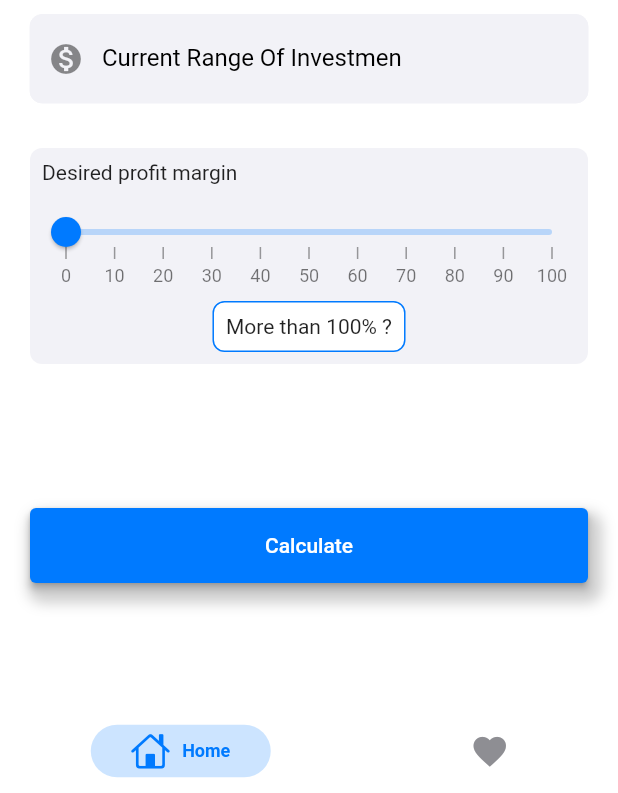
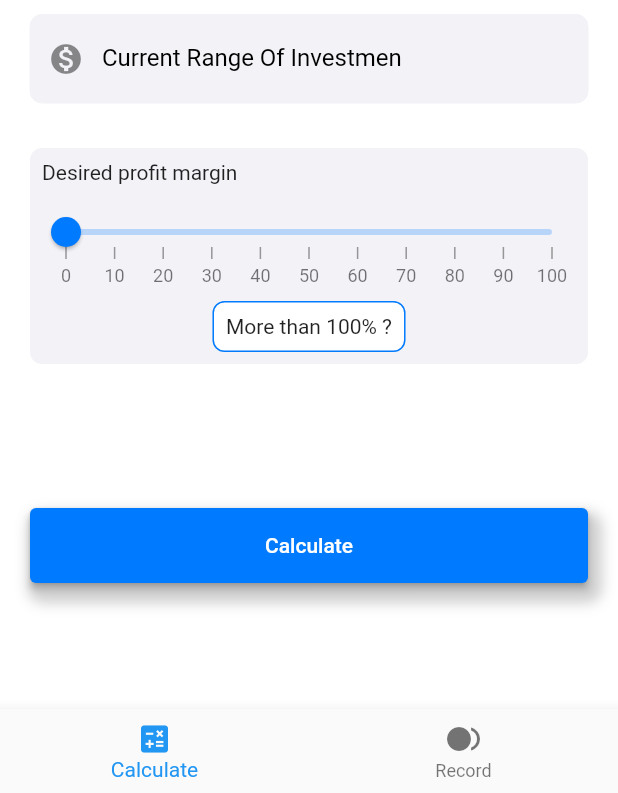
Before and after one commit to goldenmoon67/investmentCalculator, a Flutter app: the screen it shows after launch, on a phone screen of 412 x 824 dp, the part 443-1236 px from its top. Run offline on Flutter 3.47's test engine with Material 2 defaults, Android fonts, the phone set to English and light mode, and no system bars; drawn by our look-alikes of dropdown_search, persistent_bottom_nav_bar, syncfusion_flutter_sliders; our stand-ins replace auto_route, bloc, cached_network_image, equatable, flutter_bloc, flutter_easyloading and 5 more; accounts and stored records are empty; generated files the repository leaves out were written again.

Commit message:
autorouter was added. tabbar added

```diff
--- a/lib/app.dart
+++ b/lib/app.dart
@@ -1,14 +1,25 @@
+import 'package:crypto_price/src/getit.dart';
 import 'package:crypto_price/src/modules/dashboard/screen/dashboard_screen.dart';
+import 'package:crypto_price/src/utils/navigation/router.gr.dart';
 import 'package:flutter/material.dart';
 import 'package:flutter_easyloading/flutter_easyloading.dart';
 
-class MyApp extends StatelessWidget {
+class MyApp extends StatefulWidget {
   const MyApp({Key? key}) : super(key: key);
+
+  @override
+  State<MyApp> createState() => _MyAppState();
+}
+
+class _MyAppState extends State<MyApp> {
+  final AppRouter _appRouter = getIt<AppRouter>();
+
   @override
   Widget build(BuildContext context) {
-    return MaterialApp(
-      builder: EasyLoading.init(),
-      home: const DashboardScreen(),
+    return MaterialApp.router(
+      routerDelegate: _appRouter.delegate(),
+      routeInformationProvider: _appRouter.routeInfoProvider(),
+      routeInformationParser: _appRouter.defaultRouteParser(),
     );
   }
 }
--- a/lib/src/getit.dart
+++ b/lib/src/getit.dart
@@ -8,6 +8,7 @@ import 'package:crypto_price/src/data/services/client/client.dart';
 import 'package:crypto_price/src/repositories/calculate_repository.dart';
 import 'package:crypto_price/src/repositories/crypto_repository.dart';
 import 'package:crypto_price/src/repositories/database_repository.dart';
+import 'package:crypto_price/src/utils/navigation/router.gr.dart';
 import 'package:get_it/get_it.dart';
 
 GetIt getIt = GetIt.I;
@@ -25,4 +26,6 @@ setupGetIt() {
   getIt.registerLazySingleton<CryptoRepository>(() => CryptoRepositoryImpl());
   getIt.registerLazySingleton<DatabaseRepository>(
       () => DatabaseRepositroyImpl());
+  //Router
+  getIt.registerSingleton(AppRouter());
 }
--- a/lib/src/modules/dashboard/screen/dashboard_screen.dart
+++ b/lib/src/modules/dashboard/screen/dashboard_screen.dart
@@ -1,8 +1,6 @@
-import 'package:crypto_price/src/modules/favorite/screen/favorite_screen.dart';
-import 'package:crypto_price/src/modules/home/screens/home_screen.dart';
-import 'package:flutter/cupertino.dart';
+import 'package:auto_route/auto_route.dart';
+import 'package:crypto_price/src/utils/navigation/router.gr.dart';
 import 'package:flutter/material.dart';
-import 'package:persistent_bottom_nav_bar/persistent-tab-view.dart';
 
 class DashboardScreen extends StatefulWidget {
   const DashboardScreen({Key? key}) : super(key: key);
@@ -12,66 +10,48 @@ class DashboardScreen extends StatefulWidget {
 }
 
 class _DashboardScreenState extends State<DashboardScreen> {
-  late PersistentTabController _controller;
-
   @override
   void initState() {
-    _controller = PersistentTabController(initialIndex: 0);
-
     super.initState();
   }
 
   @override
   Widget build(BuildContext context) {
-    return PersistentTabView(
-      context,
-      controller: _controller,
-      screens: const [HomeScreen(), FavoriteScreen()],
-      items: _navBarsItems(),
-      confineInSafeArea: true,
-      backgroundColor: Colors.white, // Default is Colors.white.
-      handleAndroidBackButtonPress: true, // Default is true.
-      resizeToAvoidBottomInset:
-          true, // This needs to be true if you want to move up the screen when keyboard appears. Default is true.
-      stateManagement: true, // Default is true.
-      hideNavigationBarWhenKeyboardShows:
-          true, // Recommended to set 'resizeToAvoidBottomInset' as true while using this argument. Default is true.
-      decoration: NavBarDecoration(
-        borderRadius: BorderRadius.circular(10.0),
-        colorBehindNavBar: Colors.white,
+    return Scaffold(
+      body: AutoTabsRouter(
+        lazyLoad: true,
+        inheritNavigatorObservers: false,
+        homeIndex: 1,
+        routes: const [HomeRoute(), FavoriteRoute()],
+        duration: const Duration(milliseconds: 200),
+        builder: (context, child, animation) {
+          final tabsRouter = context.tabsRouter;
+          return Scaffold(
+            body: FadeTransition(
+              alwaysIncludeSemantics: true,
+              opacity: animation,
+              child: child,
+            ),
+            bottomNavigationBar: buildBottomNavigationBar(context, tabsRouter),
+          );
+        },
       ),
-      popAllScreensOnTapOfSelectedTab: true,
-      popActionScreens: PopActionScreensType.all,
-      itemAnimationProperties: const ItemAnimationProperties(
-        // Navigation Bar's items animation properties.
-        duration: Duration(milliseconds: 200),
-        curve: Curves.ease,
-      ),
-      screenTransitionAnimation: const ScreenTransitionAnimation(
-        // Screen transition animation on change of selected tab.
-        animateTabTransition: true,
-        curve: Curves.ease,
-        duration: Duration(milliseconds: 200),
-      ),
-      navBarStyle:
-          NavBarStyle.style1, // Choose the nav bar style with this property.
     );
   }
+}
 
-  _navBarsItems() {
-    return [
-      PersistentBottomNavBarItem(
-        icon: const Icon(CupertinoIcons.home),
-        title: ("Home"),
-        activeColorPrimary: CupertinoColors.activeBlue,
-        inactiveColorPrimary: CupertinoColors.systemGrey,
-      ),
-      PersistentBottomNavBarItem(
-        icon: const Icon(Icons.favorite_sharp),
-        title: ("Favorites"),
-        activeColorPrimary: CupertinoColors.activeBlue,
-        inactiveColorPrimary: CupertinoColors.systemGrey,
-      ),
-    ];
-  }
+BottomNavigationBar buildBottomNavigationBar(
+    BuildContext context, TabsRouter tabsRouter) {
+  return BottomNavigationBar(
+    onTap: tabsRouter.setActiveIndex,
+    currentIndex: tabsRouter.activeIndex,
+    items: const [
+      BottomNavigationBarItem(icon: Icon(Icons.calculate), label: 'Calculate'),
+      BottomNavigationBarItem(
+          icon: Icon(
+            Icons.fiber_smart_record,
+          ),
+          label: 'Record'),
+    ],
+  );
 }
--- a/lib/src/modules/home/screens/home_screen.dart
+++ b/lib/src/modules/home/screens/home_screen.dart
@@ -78,10 +78,7 @@ class _HomeScreenState extends State<HomeScreen> with TickerProviderStateMixin {
               pageTransitionAnimation: PageTransitionAnimation.cupertino,
             );
           }
-          if (state is PriceCalculateData) {
-            AppRouter.pushScreeen(
-                context, PriceResultScreen(priceResult: state.resultModel));
-          }
+          if (state is PriceCalculateData) {}
         },
         buildWhen: (previous, state) {
           return (state is PriceCalculateData ||
--- a/lib/src/utils/navigation/router.dart
+++ b/lib/src/utils/navigation/router.dart
@@ -1,11 +1,39 @@
-import 'package:flutter/cupertino.dart';
-import 'package:persistent_bottom_nav_bar/persistent-tab-view.dart';
+import 'package:auto_route/annotations.dart';
+import 'package:crypto_price/src/modules/dashboard/screen/dashboard_screen.dart';
+import 'package:crypto_price/src/modules/favorite/screen/favorite_screen.dart';
+import 'package:crypto_price/src/modules/home/screens/home_screen.dart';
+import 'package:crypto_price/src/modules/result/screens/percent_result_screen.dart';
+import 'package:crypto_price/src/modules/result/screens/price_result_screen.dart';
 
-class AppRouter {
-  static pushScreeen(BuildContext context, Widget screen) => pushNewScreen(
-        context,
-        screen: screen,
-        withNavBar: true, // OPTIONAL VALUE. True by default.
-        pageTransitionAnimation: PageTransitionAnimation.cupertino,
-      );
-}
+@AdaptiveAutoRouter(routes: <AutoRoute>[
+  AutoRoute(
+      path: '/dashboard',
+      name: 'DashBoardRoute',
+      page: DashboardScreen,
+      initial: true,
+      children: [
+        AutoRoute(
+          path: 'home',
+          name: 'HomeRoute',
+          page: HomeScreen,
+        ),
+        AutoRoute(
+          path: 'fav',
+          name: 'FavoriteRoute',
+          page: FavoriteScreen,
+        ),
+      ]),
+  AutoRoute(
+    path: '/priceResult',
+    name: 'PriceResultRoute',
+    page: PriceResultScreen,
+  ),
+  AutoRoute(
+    path: '/priceResult',
+    name: 'PercentResultRoute',
+    page: PercentResultScreen,
+  ),
+])
+class $AppRouter {}
+
+//nested group route with a tab router
--- a/pubspec.yaml
+++ b/pubspec.yaml
@@ -67,6 +67,8 @@ dependencies:
   font_awesome_flutter: ^10.3.0
   fluttericon: ^2.0.0
   flutter_slidable: ^2.0.0
+  auto_route: ^5.0.4
+  auto_route_generator: ^5.0.3
 
 dev_dependencies:
   flutter_test:
```
Also changed, not shown: lib/src/utils/navigation/router.gr.dart (added), pubspec.lock.
